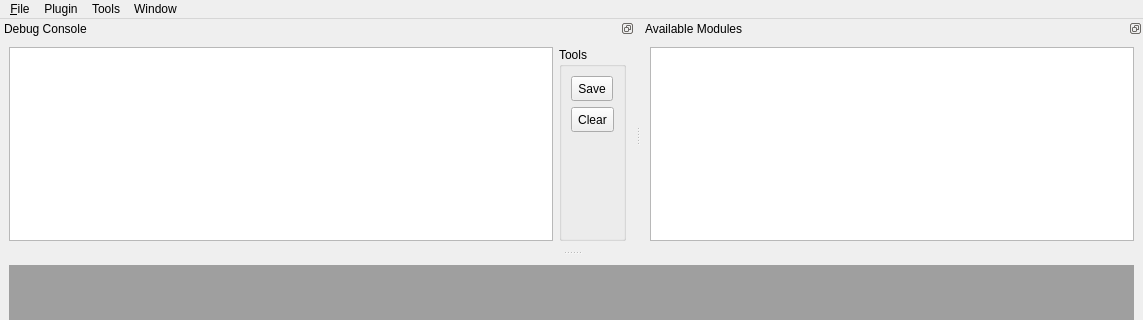
The window that NetworkViewer/NetworkView.ui (glocklueng/openecosys) describes before a commit, drawn with Qt 5; both pictures show x 0 to 1143 and y 0 to 320 of the 1143 by 854 pixel window.
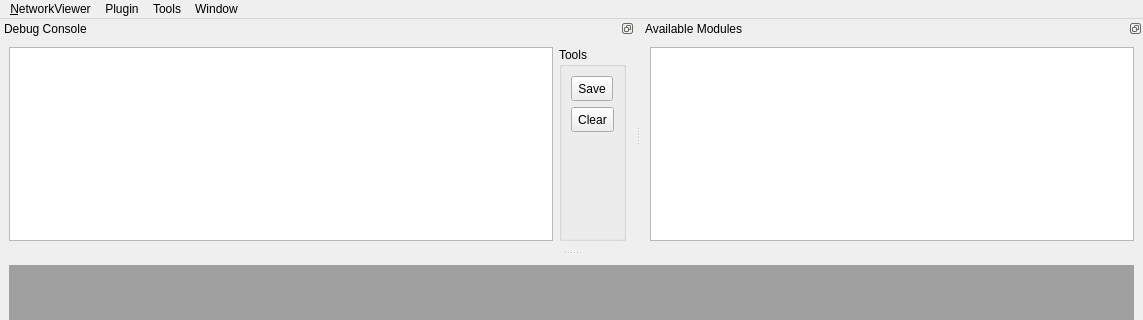
The same window after the commit.

Commit message: Added about menu.

The edit to the form file:
```diff
--- a/NetworkViewer/NetworkView.ui
+++ b/NetworkViewer/NetworkView.ui
@@ -41,7 +41,7 @@
    </property>
    <widget class="QMenu" name="menu_File">
     <property name="title">
-     <string>&amp;File</string>
+     <string>&amp;NetworkViewer</string>
     </property>
     <addaction name="actionDevice_Selection"/>
     <addaction name="separator"/>
```
Left out of the diff: 7 changed lines with no effect on the pictures. The commit also changes 2 other files.
